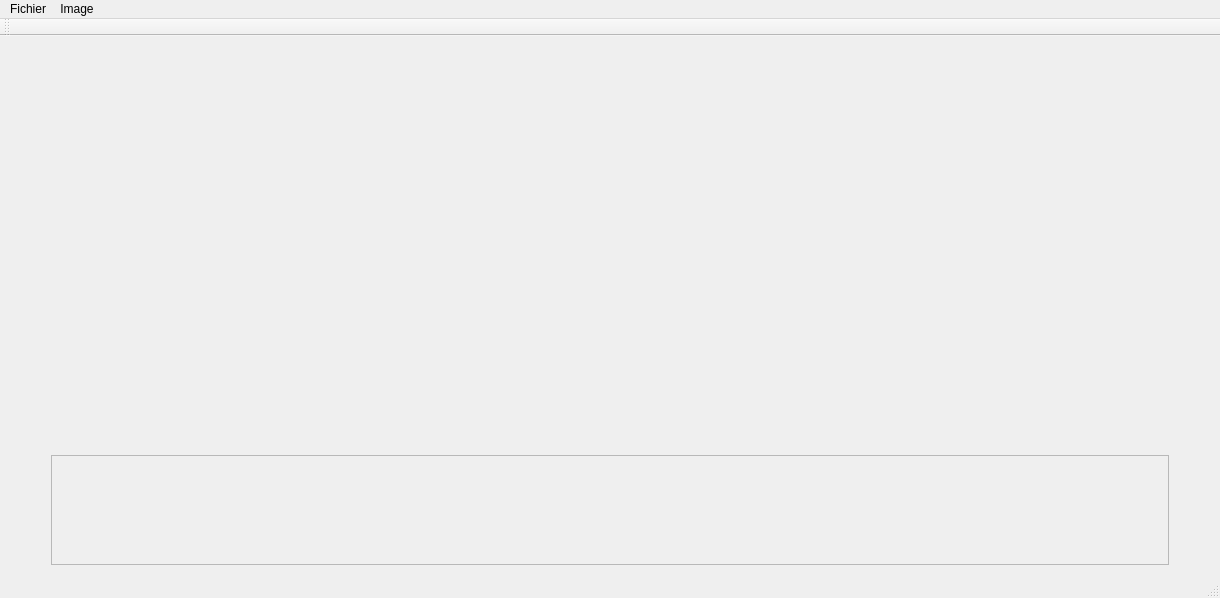
This is mainwindow.ui in Anthiel/IHM_Qt_M1 as Qt 5 draws it before an edit. The edited form follows.
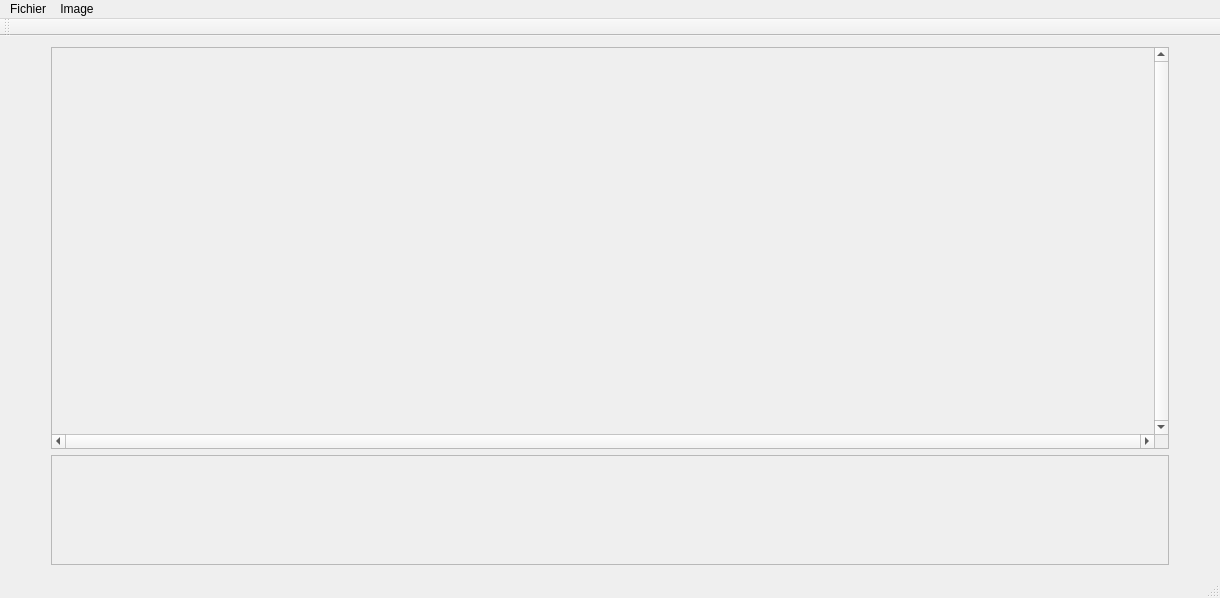
This is the edited form.

Commit message: Ajout de scrollbar pour l'image+Pas de redimension au début

The edit to the form file:
```diff
--- a/mainwindow.ui
+++ b/mainwindow.ui
@@ -33,22 +33,6 @@
     <bool>true</bool>
    </property>
    <layout class="QGridLayout" name="gridLayout">
-    <item row="2" column="1">
-     <spacer name="verticalSpacer">
-      <property name="orientation">
-       <enum>Qt::Vertical</enum>
-      </property>
-      <property name="sizeType">
-       <enum>QSizePolicy::Minimum</enum>
-      </property>
-      <property name="sizeHint" stdset="0">
-       <size>
-        <width>20</width>
-        <height>40</height>
-       </size>
-      </property>
-     </spacer>
-    </item>
     <item row="0" column="0">
      <spacer name="horizontalSpacer">
       <property name="orientation">
@@ -65,7 +49,66 @@
       </property>
      </spacer>
     </item>
-    <item row="3" column="1">
+    <item row="0" column="1">
+     <widget class="QScrollArea" name="scrollArea">
+      <property name="verticalScrollBarPolicy">
+       <enum>Qt::ScrollBarAlwaysOn</enum>
+      </property>
+      <property name="horizontalScrollBarPolicy">
+       <enum>Qt::ScrollBarAlwaysOn</enum>
+      </property>
+      <property name="sizeAdjustPolicy">
+       <enum>QAbstractScrollArea::AdjustIgnored</enum>
+      </property>
+      <property name="widgetResizable">
+       <bool>true</bool>
+      </property>
+      <property name="alignment">
+       <set>Qt::AlignCenter</set>
+      </property>
+      <widget class="QWidget" name="scrollAreaWidgetContents_3">
+       <property name="enabled">
+        <bool>true</bool>
+       </property>
+       <property name="geometry">
+        <rect>
+         <x>0</x>
+         <y>0</y>
+         <width>1094</width>
+         <height>387</height>
+        </rect>
+       </property>
+       <layout class="QGridLayout" name="gridLayout_3">
+        <item row="1" column="1">
+         <widget class="QLabel" name="label_Picviewer">
+          <property name="enabled">
+           <bool>true</bool>
+          </property>
+          <property name="minimumSize">
+           <size>
+            <width>100</width>
+            <height>300</height>
+           </size>
+          </property>
+          <property name="sizeIncrement">
+           <size>
+            <width>0</width>
+            <height>0</height>
+           </size>
+          </property>
+          <property name="autoFillBackground">
+           <bool>false</bool>
+          </property>
+          <property name="text">
+           <string/>
+          </property>
+         </widget>
+        </item>
+       </layout>
+      </widget>
+     </widget>
+    </item>
+    <item row="1" column="1">
      <widget class="QScrollArea" name="ExplScrollArea">
       <property name="sizePolicy">
        <sizepolicy hsizetype="Expanding" vsizetype="Maximum">
@@ -125,32 +168,7 @@
       </widget>
      </widget>
     </item>
-    <item row="0" column="1">
-     <widget class="QLabel" name="label_Picviewer">
-      <property name="sizePolicy">
-       <sizepolicy hsizetype="Expanding" vsizetype="Expanding">
-        <horstretch>0</horstretch>
-        <verstretch>0</verstretch>
-       </sizepolicy>
-      </property>
-      <property name="minimumSize">
-       <size>
-        <width>100</width>
-        <height>300</height>
-       </size>
-      </property>
-      <property name="sizeIncrement">
-       <size>
-        <width>0</width>
-        <height>0</height>
-       </size>
-      </property>
-      <property name="text">
-       <string/>
-      </property>
-     </widget>
-    </item>
-    <item row="0" column="2">
+    <item row="0" column="3">
      <spacer name="horizontalSpacer_2">
       <property name="orientation">
        <enum>Qt::Horizontal</enum>
```
Left out of the diff: 6 changed lines with no effect on the pictures. The commit also changes 1 other file.
